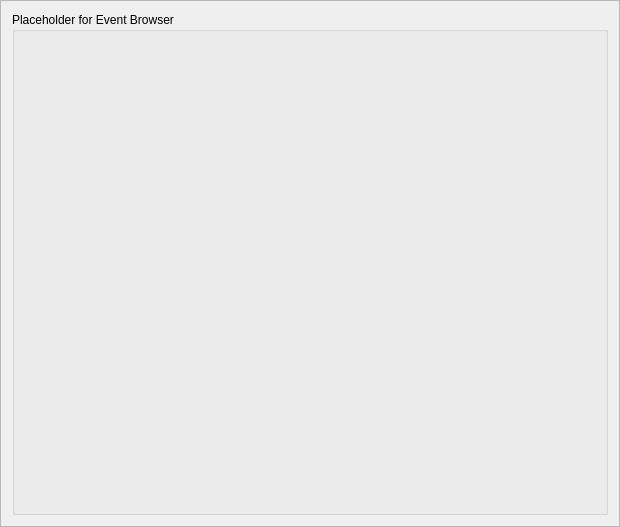
First picture: the form in qrenderdoc/EventBrowser.ui, repository baldurk/renderdoc, before the edit.
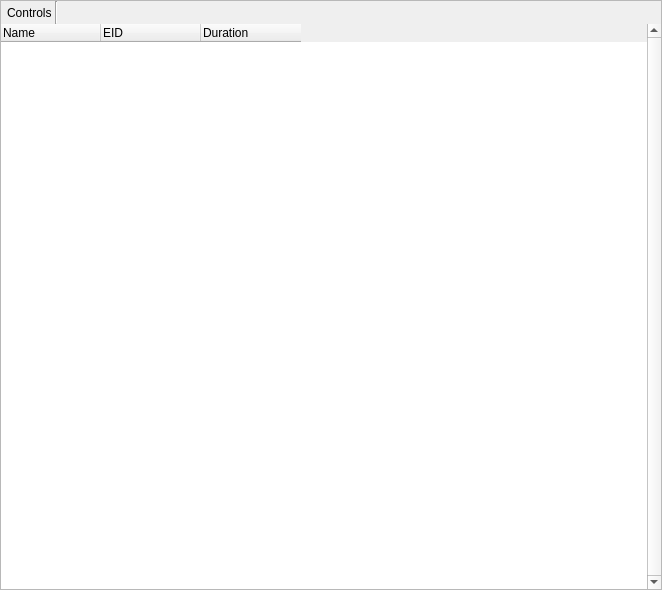
Second picture: the form after the edit. Icons and pictures are not drawn.

Commit message: Set up event browser QTreeWidget and allow browsing through the frame

```diff
--- a/qrenderdoc/EventBrowser.ui
+++ b/qrenderdoc/EventBrowser.ui
@@ -6,8 +6,8 @@
    <rect>
     <x>0</x>
     <y>0</y>
-    <width>620</width>
-    <height>527</height>
+    <width>662</width>
+    <height>590</height>
    </rect>
   </property>
   <property name="windowTitle">
@@ -19,12 +19,184 @@
   <property name="frameShadow">
    <enum>QFrame::Raised</enum>
   </property>
-  <layout class="QGridLayout" name="gridLayout">
-   <item row="0" column="0">
-    <widget class="QGroupBox" name="groupBox">
-     <property name="title">
-      <string>Placeholder for Event Browser</string>
+  <layout class="QVBoxLayout" name="verticalLayout">
+   <property name="spacing">
+    <number>0</number>
+   </property>
+   <property name="leftMargin">
+    <number>0</number>
+   </property>
+   <property name="topMargin">
+    <number>0</number>
+   </property>
+   <property name="rightMargin">
+    <number>0</number>
+   </property>
+   <property name="bottomMargin">
+    <number>0</number>
+   </property>
+   <item>
+    <layout class="QHBoxLayout" name="horizontalLayout">
+     <property name="spacing">
+      <number>3</number>
      </property>
+     <property name="sizeConstraint">
+      <enum>QLayout::SetDefaultConstraint</enum>
+     </property>
+     <property name="leftMargin">
+      <number>6</number>
+     </property>
+     <item>
+      <widget class="QLabel" name="label">
+       <property name="sizePolicy">
+        <sizepolicy hsizetype="Minimum" vsizetype="Preferred">
+         <horstretch>0</horstretch>
+         <verstretch>0</verstretch>
+        </sizepolicy>
+       </property>
+       <property name="text">
+        <string>Controls</string>
+       </property>
+      </widget>
+     </item>
+     <item>
+      <widget class="Line" name="line">
+       <property name="orientation">
+        <enum>Qt::Vertical</enum>
+       </property>
+      </widget>
+     </item>
+     <item>
+      <widget class="QToolButton" name="find">
+       <property name="text">
+        <string/>
+       </property>
+       <property name="icon">
+        <iconset resource="resources.qrc">
+         <normaloff>:/Resources/find.png</normaloff>:/Resources/find.png</iconset>
+       </property>
+       <property name="shortcut">
+        <string>Ctrl+F</string>
+       </property>
+       <property name="checkable">
+        <bool>false</bool>
+       </property>
+       <property name="autoRepeat">
+        <bool>false</bool>
+       </property>
+       <property name="autoRaise">
+        <bool>true</bool>
+       </property>
+      </widget>
+     </item>
+     <item>
+      <widget class="QToolButton" name="gotoEID">
+       <property name="text">
+        <string/>
+       </property>
+       <property name="icon">
+        <iconset resource="resources.qrc">
+         <normaloff>:/Resources/flag_green.png</normaloff>:/Resources/flag_green.png</iconset>
+       </property>
+       <property name="autoRaise">
+        <bool>true</bool>
+       </property>
+      </widget>
+     </item>
+     <item>
+      <widget class="QToolButton" name="timeDraws">
+       <property name="text">
+        <string/>
+       </property>
+       <property name="icon">
+        <iconset resource="resources.qrc">
+         <normaloff>:/Resources/time.png</normaloff>:/Resources/time.png</iconset>
+       </property>
+       <property name="autoRaise">
+        <bool>true</bool>
+       </property>
+      </widget>
+     </item>
+     <item>
+      <spacer name="horizontalSpacer">
+       <property name="orientation">
+        <enum>Qt::Horizontal</enum>
+       </property>
+       <property name="sizeHint" stdset="0">
+        <size>
+         <width>40</width>
+         <height>20</height>
+        </size>
+       </property>
+      </spacer>
+     </item>
+    </layout>
+   </item>
+   <item>
+    <widget class="QTreeWidget" name="events">
+     <property name="frameShape">
+      <enum>QFrame::NoFrame</enum>
+     </property>
+     <property name="frameShadow">
+      <enum>QFrame::Plain</enum>
+     </property>
+     <property name="midLineWidth">
+      <number>1</number>
+     </property>
+     <property name="verticalScrollBarPolicy">
+      <enum>Qt::ScrollBarAlwaysOn</enum>
+     </property>
+     <property name="horizontalScrollBarPolicy">
+      <enum>Qt::ScrollBarAlwaysOff</enum>
+     </property>
+     <property name="editTriggers">
+      <set>QAbstractItemView::NoEditTriggers</set>
+     </property>
+     <property name="alternatingRowColors">
+      <bool>true</bool>
+     </property>
+     <property name="indentation">
+      <number>12</number>
+     </property>
+     <property name="rootIsDecorated">
+      <bool>true</bool>
+     </property>
+     <property name="uniformRowHeights">
+      <bool>true</bool>
+     </property>
+     <property name="allColumnsShowFocus">
+      <bool>true</bool>
+     </property>
+     <property name="headerHidden">
+      <bool>false</bool>
+     </property>
+     <attribute name="headerCascadingSectionResizes">
+      <bool>false</bool>
+     </attribute>
+     <attribute name="headerStretchLastSection">
+      <bool>false</bool>
+     </attribute>
+     <column>
+      <property name="text">
+       <string>Name</string>
+      </property>
+     </column>
+     <column>
+      <property name="text">
+       <string>EID</string>
+      </property>
+      <property name="toolTip">
+       <string/>
+      </property>
+      <property name="whatsThis">
+       <string/>
+      </property>
+     </column>
+     <column>
+      <property name="text">
+       <string>Duration</string>
+      </property>
+     </column>
     </widget>
    </item>
   </layout>
```
Left out of the diff: 4 changed lines with no effect on the pictures. The commit also changes 7 other files.
